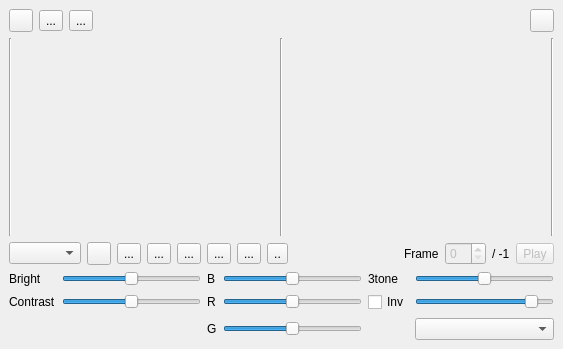
This is mainwin.ui in samstyle/scrconv as Qt 5 draws it before an edit. The edited form follows.
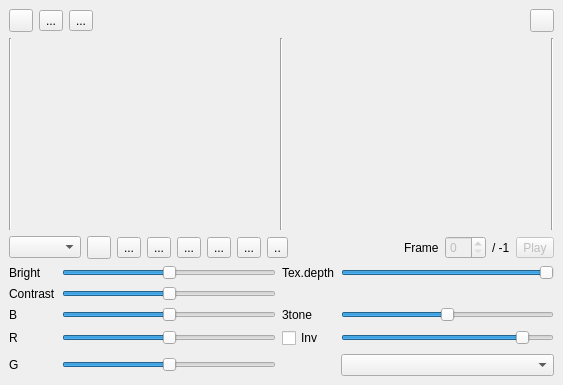
This is the edited form. Icons and pictures are not drawn. Custom widgets are drawn as their Qt base class.

Commit message: build 20190411 [+] Add texture depth tuning (2-4-8-16-32 gradations)

Patch:
```diff
--- a/mainwin.ui
+++ b/mainwin.ui
@@ -9,8 +9,8 @@
    <rect>
     <x>0</x>
     <y>0</y>
-    <width>557</width>
-    <height>349</height>
+    <width>559</width>
+    <height>384</height>
    </rect>
   </property>
   <property name="sizePolicy">
@@ -340,6 +340,20 @@
     </item>
     <item>
      <layout class="QGridLayout" name="gridLayout">
+      <item row="1" column="0">
+       <widget class="QLabel" name="label_2">
+        <property name="text">
+         <string>Bright</string>
+        </property>
+       </widget>
+      </item>
+      <item row="3" column="0">
+       <widget class="QLabel" name="labB">
+        <property name="text">
+         <string>B</string>
+        </property>
+       </widget>
+      </item>
       <item row="1" column="1">
        <widget class="QSlider" name="brightLevel">
         <property name="contextMenuPolicy">
@@ -359,22 +373,6 @@
         </property>
        </widget>
       </item>
-      <item row="1" column="3">
-       <widget class="QSlider" name="sbBlue">
-        <property name="contextMenuPolicy">
-         <enum>Qt::CustomContextMenu</enum>
-        </property>
-        <property name="maximum">
-         <number>200</number>
-        </property>
-        <property name="value">
-         <number>100</number>
-        </property>
-        <property name="orientation">
-         <enum>Qt::Horizontal</enum>
-        </property>
-       </widget>
-      </item>
       <item row="2" column="0">
        <widget class="QLabel" name="labCon">
         <property name="text">
@@ -398,14 +396,30 @@
         </property>
        </widget>
       </item>
-      <item row="2" column="2">
+      <item row="3" column="1">
+       <widget class="QSlider" name="sbBlue">
+        <property name="contextMenuPolicy">
+         <enum>Qt::CustomContextMenu</enum>
+        </property>
+        <property name="maximum">
+         <number>200</number>
+        </property>
+        <property name="value">
+         <number>100</number>
+        </property>
+        <property name="orientation">
+         <enum>Qt::Horizontal</enum>
+        </property>
+       </widget>
+      </item>
+      <item row="4" column="0">
        <widget class="QLabel" name="labR">
         <property name="text">
          <string>R</string>
         </property>
        </widget>
       </item>
-      <item row="2" column="3">
+      <item row="4" column="1">
        <widget class="QSlider" name="sbRed">
         <property name="contextMenuPolicy">
          <enum>Qt::CustomContextMenu</enum>
@@ -421,33 +435,37 @@
         </property>
        </widget>
       </item>
-      <item row="2" column="5">
-       <widget class="QSlider" name="triMax">
-        <property name="contextMenuPolicy">
-         <enum>Qt::CustomContextMenu</enum>
+      <item row="1" column="2">
+       <widget class="QLabel" name="label_3">
+        <property name="text">
+         <string>Tex.depth</string>
+        </property>
+       </widget>
+      </item>
+      <item row="1" column="3">
+       <widget class="QSlider" name="texdepth">
+        <property name="minimum">
+         <number>0</number>
         </property>
         <property name="maximum">
-         <number>255</number>
+         <number>4</number>
         </property>
         <property name="value">
-         <number>224</number>
+         <number>4</number>
         </property>
         <property name="orientation">
          <enum>Qt::Horizontal</enum>
         </property>
-        <property name="tickPosition">
-         <enum>QSlider::NoTicks</enum>
-        </property>
        </widget>
       </item>
-      <item row="3" column="2">
+      <item row="5" column="0">
        <widget class="QLabel" name="labG">
         <property name="text">
          <string>G</string>
         </property>
        </widget>
       </item>
-      <item row="3" column="3">
+      <item row="5" column="1">
        <widget class="QSlider" name="sbGreen">
         <property name="contextMenuPolicy">
          <enum>Qt::CustomContextMenu</enum>
@@ -463,21 +481,14 @@
         </property>
        </widget>
       </item>
-      <item row="1" column="0">
-       <widget class="QLabel" name="label_2">
-        <property name="text">
-         <string>Bright</string>
-        </property>
-       </widget>
-      </item>
-      <item row="1" column="4">
+      <item row="3" column="2">
        <widget class="QLabel" name="labTri">
         <property name="text">
          <string>3tone</string>
         </property>
        </widget>
       </item>
-      <item row="1" column="5">
+      <item row="3" column="3">
        <widget class="QSlider" name="triMin">
         <property name="contextMenuPolicy">
          <enum>Qt::CustomContextMenu</enum>
@@ -496,23 +507,35 @@
         </property>
        </widget>
       </item>
-      <item row="1" column="2">
-       <widget class="QLabel" name="labB">
-        <property name="text">
-         <string>B</string>
-        </property>
-       </widget>
-      </item>
-      <item row="3" column="5">
-       <widget class="QComboBox" name="cbTriType"/>
-      </item>
-      <item row="2" column="4">
+      <item row="4" column="2">
        <widget class="QCheckBox" name="cbInvertGrid">
         <property name="text">
          <string>Inv</string>
         </property>
        </widget>
       </item>
+      <item row="4" column="3">
+       <widget class="QSlider" name="triMax">
+        <property name="contextMenuPolicy">
+         <enum>Qt::CustomContextMenu</enum>
+        </property>
+        <property name="maximum">
+         <number>255</number>
+        </property>
+        <property name="value">
+         <number>224</number>
+        </property>
+        <property name="orientation">
+         <enum>Qt::Horizontal</enum>
+        </property>
+        <property name="tickPosition">
+         <enum>QSlider::NoTicks</enum>
+        </property>
+       </widget>
+      </item>
+      <item row="5" column="3">
+       <widget class="QComboBox" name="cbTriType"/>
+      </item>
      </layout>
     </item>
    </layout>
```
The commit also changes 1 other file.
